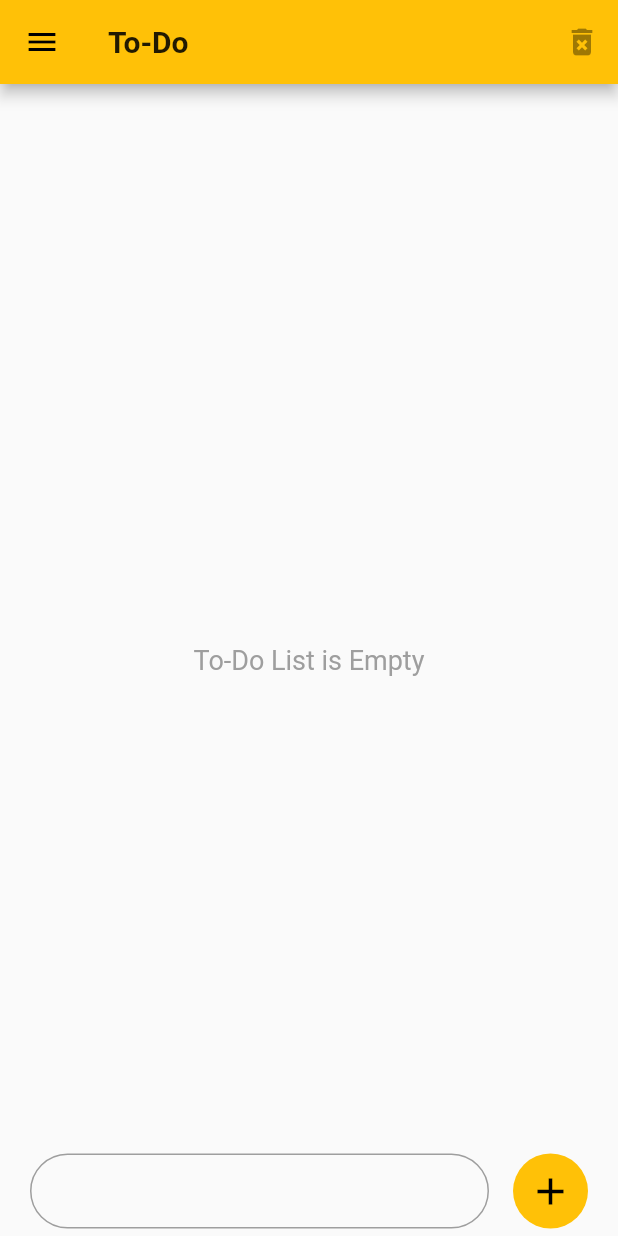
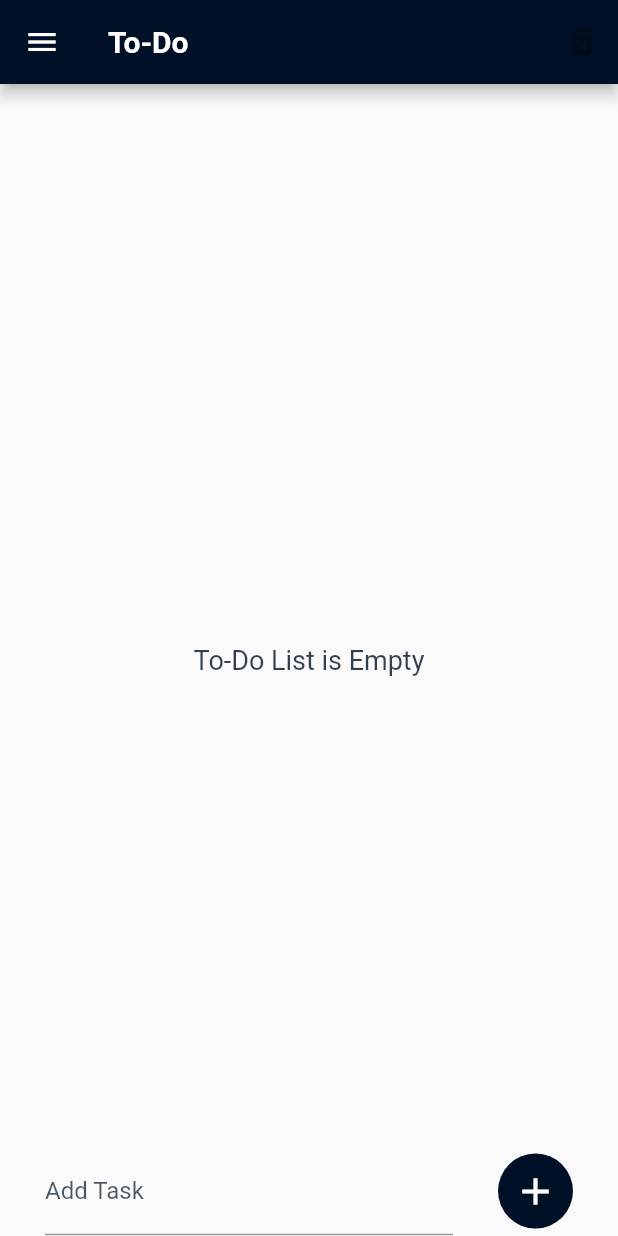
Before and after one commit to hrvojeBencik/notify, a Flutter app: the CalendarScreen screen opened by its route, in the side drawer, after a tap on "To-Do List", on a phone screen of 412 x 824 dp. Run offline on Flutter 3.47's test engine with Material 2 defaults, Android fonts, the phone set to English and light mode, and no system bars; our stand-ins replace shared_preferences; accounts and stored records are empty.

Commit message:
Changed theme, fixed fething data

```diff
--- a/lib/main.dart
+++ b/lib/main.dart
@@ -28,7 +28,8 @@ class ShoppingApp extends StatelessWidget {
       child: MaterialApp(
         debugShowCheckedModeBanner: false,
         theme: ThemeData(
-          primarySwatch: Colors.amber,
+          primaryColor: Color(0xFF001026),
+          accentColor: Color(0xFF00D39B),
         ),
         initialRoute: '/home',
         routes: {
--- a/lib/models/todo_list_model.dart
+++ b/lib/models/todo_list_model.dart
@@ -48,6 +48,7 @@ class ToDoList with ChangeNotifier {
   }
 
   void fetchList() async {
+    if (_todoList.isEmpty) {
       SharedPreferences prefs = await SharedPreferences.getInstance();
       List<String> tempList = prefs.getStringList('toDoList');
       tempList.forEach((element) {
@@ -59,6 +60,7 @@ class ToDoList with ChangeNotifier {
       });
       notifyListeners();
     }
+  }
 
   void removeListFromMemory() async {
     SharedPreferences prefs = await SharedPreferences.getInstance();
--- a/lib/screens/calendar_screen.dart
+++ b/lib/screens/calendar_screen.dart
@@ -70,7 +70,12 @@ class _CalendarScreenState extends State<CalendarScreen> {
                     });
                   },
                 ),
-                Divider(),
+                Divider(
+                  color: Theme.of(context).primaryColor.withOpacity(0.1),
+                  thickness: 2,
+                  indent: 20,
+                  endIndent: 20,
+                ),
                 _isLoading
                     ? Center(
                         child: CircularProgressIndicator(),
@@ -93,8 +98,12 @@ class _CalendarScreenState extends State<CalendarScreen> {
                             padding: const EdgeInsets.only(top: 20),
                             child: Text(
                               "You don't have any reminders",
-                              style:
-                                  TextStyle(fontSize: 18, color: Colors.grey),
+                              style: TextStyle(
+                                fontSize: 18,
+                                color: Theme.of(context)
+                                    .primaryColor
+                                    .withOpacity(0.8),
+                              ),
                             ),
                           ),
               ],
@@ -150,15 +159,17 @@ class _CalendarScreenState extends State<CalendarScreen> {
                             style: TextStyle(
                               fontSize: 18,
                             ),
-                            cursorColor: Colors.indigo,
+                            cursorColor: Theme.of(context).primaryColor,
                             decoration: InputDecoration(
                                 labelText: 'Add reminder',
                                 labelStyle: TextStyle(
-                                  color: Colors.grey,
+                                  color: Theme.of(context)
+                                      .primaryColor
+                                      .withOpacity(0.7),
                                 ),
                                 focusedBorder: UnderlineInputBorder(
                                   borderSide: BorderSide(
-                                    color: Colors.indigo,
+                                    color: Theme.of(context).primaryColor,
                                     width: 2,
                                   ),
                                 )),
@@ -169,7 +180,7 @@ class _CalendarScreenState extends State<CalendarScreen> {
                           width: 50,
                           height: 50,
                           decoration: BoxDecoration(
-                            color: Colors.indigo,
+                            color: Theme.of(context).primaryColor,
                             borderRadius: BorderRadius.circular(25),
                           ),
                           child: IconButton(
--- a/lib/screens/home_screen.dart
+++ b/lib/screens/home_screen.dart
@@ -28,6 +28,7 @@ class _HomeScreenState extends State<HomeScreen> {
   @override
   void dispose() {
     super.dispose();
+    _itemController.clear();
     _itemController.dispose();
   }
 
@@ -79,7 +80,9 @@ class _HomeScreenState extends State<HomeScreen> {
                             "To-Do List is Empty",
                             style: TextStyle(
                               fontSize: 18,
-                              color: Colors.grey,
+                              color: Theme.of(context)
+                                  .primaryColor
+                                  .withOpacity(0.8),
                             ),
                           ),
                         )
--- a/lib/screens/shopping_list_screen.dart
+++ b/lib/screens/shopping_list_screen.dart
@@ -88,7 +88,9 @@ class _ShoppingListScreenState extends State<ShoppingListScreen> {
                               "Shopping List is Empty.",
                               style: TextStyle(
                                 fontSize: 18,
-                                color: Colors.grey,
+                                color: Theme.of(context)
+                                    .primaryColor
+                                    .withOpacity(0.8),
                               ),
                             ),
                           )
--- a/lib/widgets/add_item.dart
+++ b/lib/widgets/add_item.dart
@@ -1,4 +1,5 @@
 import 'package:flutter/material.dart';
+import 'package:shopping_list/screens/home_screen.dart';
 import 'package:shopping_list/screens/shopping_list_screen.dart';
 
 class AddItem extends StatefulWidget {
@@ -21,7 +22,7 @@ class _AddItemState extends State<AddItem> {
       bottom: 0,
       child: Container(
         padding: EdgeInsets.symmetric(
-          horizontal: 20,
+          horizontal: 30,
         ),
         width: size.width,
         height: 60,
@@ -30,32 +31,24 @@ class _AddItemState extends State<AddItem> {
             Expanded(
               child: Padding(
                 padding: const EdgeInsets.only(
-                  right: 16.0,
-                  top: 5,
-                  bottom: 5,
+                  right: 30.0,
                 ),
                 child: TextField(
                   controller: _itemController,
-                  textAlignVertical: TextAlignVertical.center,
                   textCapitalization: TextCapitalization.sentences,
                   autocorrect: false,
+                  cursorColor: Theme.of(context).primaryColor,
                   decoration: InputDecoration(
-                    filled: true,
-                    fillColor: Theme.of(context).canvasColor,
-                    contentPadding: EdgeInsets.only(top: 32, left: 20),
-                    enabledBorder: OutlineInputBorder(
-                      borderRadius: BorderRadius.circular(100),
+                    labelText: widget.screen == HomeScreen.routeName
+                        ? "Add Task"
+                        : "Add Item",
+                    labelStyle: TextStyle(
+                      color: Theme.of(context).primaryColor.withOpacity(0.7),
+                    ),
+                    focusedBorder: UnderlineInputBorder(
+                      borderRadius: BorderRadius.circular(4),
                       borderSide: BorderSide(
-                        width: 1,
-                        style: BorderStyle.solid,
-                        color: Colors.grey,
-                      ),
-                    ),
-                    focusedBorder: OutlineInputBorder(
-                      borderRadius: BorderRadius.circular(100),
-                      borderSide: BorderSide(
-                        color: Colors.black,
-                        width: 2,
+                        color: Theme.of(context).primaryColor,
                         style: BorderStyle.solid,
                       ),
                     ),
@@ -68,7 +61,7 @@ class _AddItemState extends State<AddItem> {
               height: 50,
               decoration: BoxDecoration(
                 borderRadius: BorderRadius.circular(25),
-                color: Colors.amber,
+                color: Theme.of(context).primaryColor,
               ),
               child: IconButton(
                 iconSize: 30,
@@ -77,7 +70,7 @@ class _AddItemState extends State<AddItem> {
                       ? Icons.add_shopping_cart_outlined
                       : Icons.add,
                   size: widget.screen == ShoppingListScreen.routeName ? 24 : 30,
-                  color: Colors.black,
+                  color: Colors.white,
                 ),
                 onPressed: () {
                   widget.callBack(_itemController);
--- a/lib/widgets/todo_list_tile.dart
+++ b/lib/widgets/todo_list_tile.dart
@@ -62,6 +62,7 @@ class _ToDoListTileState extends State<ToDoListTile> {
           child: Checkbox(
             materialTapTargetSize: MaterialTapTargetSize.shrinkWrap,
             value: checkBoxValue,
+            activeColor: Theme.of(context).accentColor,
             onChanged: (value) {
               Provider.of<ToDoList>(context, listen: false)
                   .checkItem(widget.index);
```
Also changed, not shown: lib/models/shopping_list_model.dart (+6 -3 lines), lib/widgets/custom_list_tile.dart (+9 -4 lines), lib/widgets/reminder_tile.dart (+7 -1 lines). Lines whose indentation alone changed are shown as unchanged.
